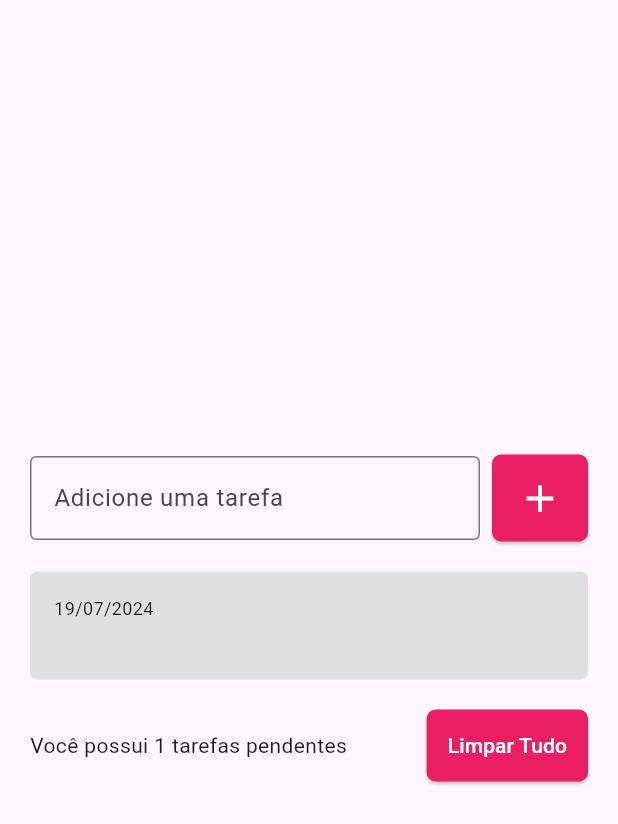
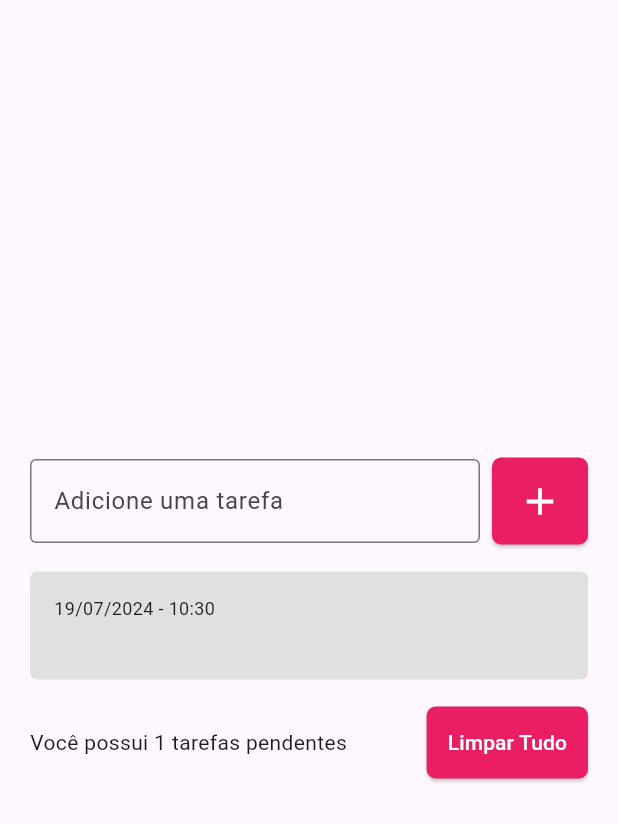
Before and after one commit to abigailmvlima/flutter-listaTarefas, a Flutter app: the screen it shows after launch, after a tap on the "add" icon, on a phone screen of 412 x 824 dp. Shown: the top 824 px of the screen. Run offline on Flutter 3.47's test engine with Material 3 defaults, Android fonts, the phone set to English and light mode, and no system bars; drawn by our look-alikes of flutter_slidable.

Commit message:
criei botÃão delete

```diff
--- a/lib/widgets/todo_list_item.dart
+++ b/lib/widgets/todo_list_item.dart
@@ -1,4 +1,5 @@
 import 'package:flutter/material.dart';
+import 'package:flutter_slidable/flutter_slidable.dart';
 import 'package:intl/intl.dart';
 import '../models/todo.dart';
 
@@ -9,18 +10,37 @@ class TodoListItem extends StatelessWidget {
 
   @override
   Widget build(BuildContext context) {
-    return Container(
+    return Padding(
+      padding: const EdgeInsets.symmetric(vertical: 2),
+      child: Slidable(
+          // Specify a key if the Slidable is dismissible.
+          key: const ValueKey(0),
+      // The end action pane is the one at the right or the bottom side.
+      endActionPane: const ActionPane(
+      motion: ScrollMotion(),
+      children: [
+      SlidableAction(
+      // An action can be bigger than the others.
+        onPressed: null,
+        backgroundColor: Color(0xFFFE4A49),
+        foregroundColor: Colors.white,
+        icon: Icons.delete,
+        label: 'Delete',
+      ),
+      ],
+      ),
+      // The child of the Slidable is what the user sees when the
+      child: Container(
       decoration: BoxDecoration(
       borderRadius: BorderRadius.circular(5),
       color: Colors.grey[300],
       ),
-      margin: const EdgeInsets.symmetric(vertical: 4),
       padding: const EdgeInsets.all(16),
       child: Column(
-        crossAxisAlignment: CrossAxisAlignment.start,
+      crossAxisAlignment: CrossAxisAlignment.stretch,
       children: [
       Text(
-            DateFormat('dd/MM/yyyy' ).format(todo.dateTime),
+      DateFormat('dd/MM/yyyy - HH:mm').format(todo.dateTime),
       style: const TextStyle(
       fontSize: (12),
       ),
@@ -34,6 +54,7 @@ class TodoListItem extends StatelessWidget {
       ),
       ],
       ),
+      ), ),
     );
   }
 }
--- a/pubspec.yaml
+++ b/pubspec.yaml
@@ -36,6 +36,7 @@ dependencies:
   # Use with the CupertinoIcons class for iOS style icons.
   cupertino_icons: ^1.0.6
   intl:
+  flutter_slidable: ^3.1.1
 
 dev_dependencies:
   flutter_test:
```
Also changed, not shown: pubspec.lock, 1 other file. Lines whose indentation alone changed are shown as unchanged.
